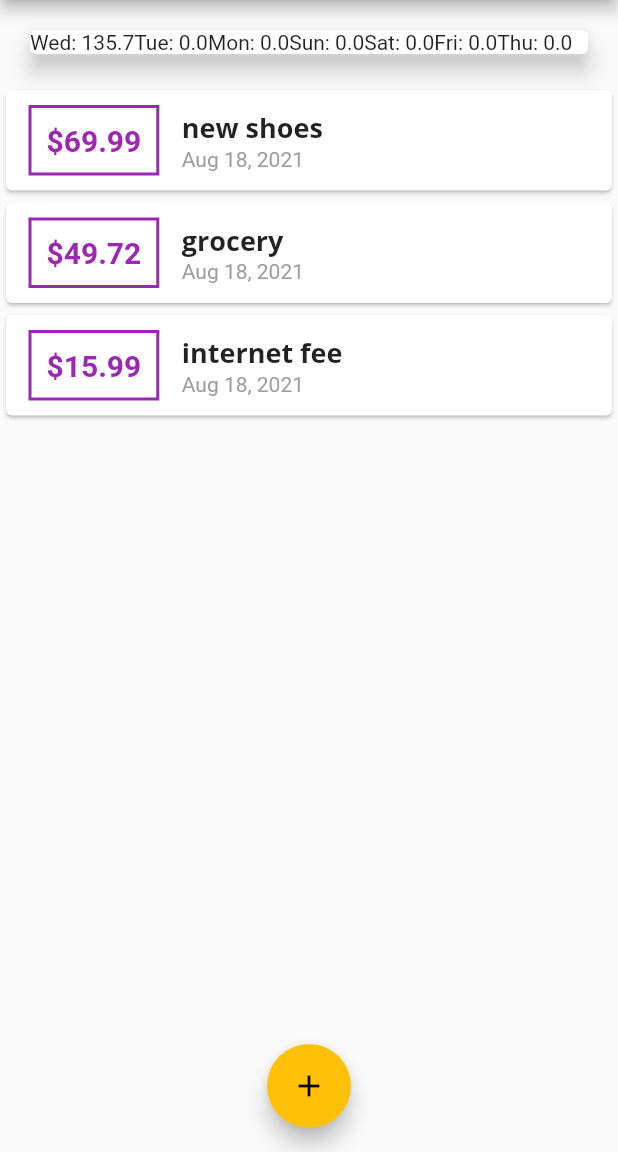
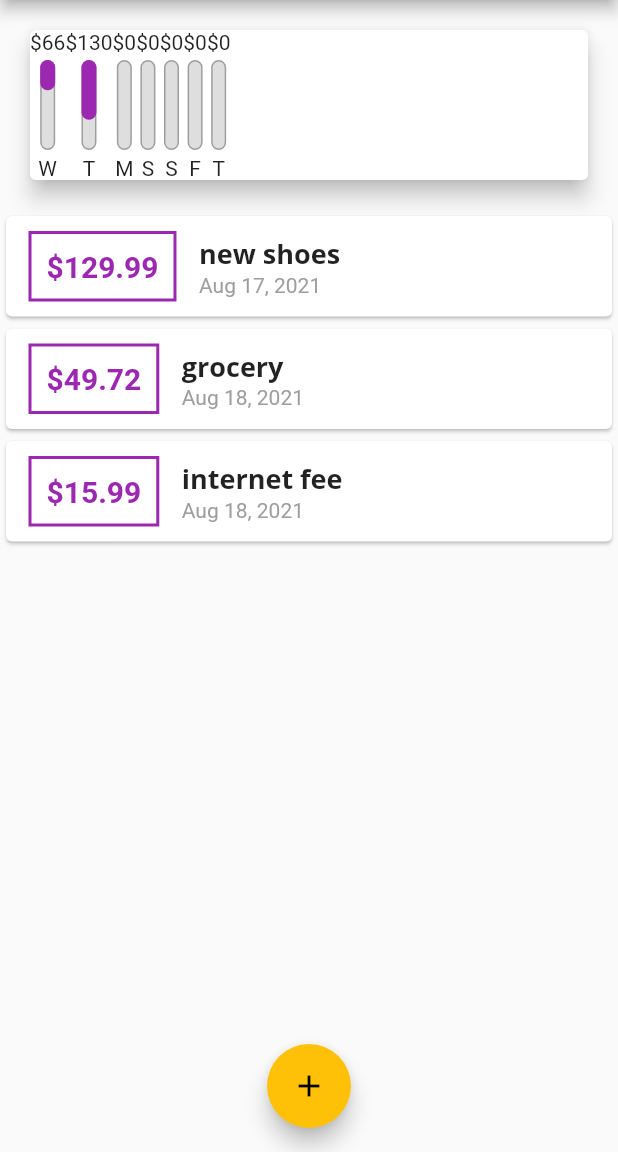
Before and after one commit to Bouchemel-Nasreddine/peronal_expenses_tracker, a Flutter app: the screen it shows after launch, on a phone screen of 412 x 824 dp, the part 84-1236 px from its top. Run offline on Flutter 3.47's test engine with Material 2 defaults, Android fonts, the phone set to English and light mode, and no system bars.

Commit message:
implementing chart logic

```diff
--- a/lib/main.dart
+++ b/lib/main.dart
@@ -45,8 +45,8 @@ class _MyHomePageState extends State<MyHomePage> {
     Transaction(
       id: ('t1'),
       title: 'new shoes',
-      amount: 69.99,
-      date: DateTime.now(),
+      amount: 129.99,
+      date: DateTime.utc(2021, 08, 17),
     ),
     Transaction(
       id: ('t2'),
--- a/lib/widgets/chart.dart
+++ b/lib/widgets/chart.dart
@@ -1,6 +1,7 @@
 import 'package:flutter/material.dart';
 import 'package:intl/intl.dart';
 import 'package:peronal_expenses_tracker/models/transaction.dart';
+import 'package:peronal_expenses_tracker/widgets/chart_bar.dart';
 
 class Chart extends StatelessWidget {
   final List<Transaction> recentTransactions;
@@ -15,8 +16,10 @@ class Chart extends StatelessWidget {
       margin: EdgeInsets.all(20),
       child: Row(
         children: groupedTransactionsValues.map((data) {
-          return Text(
-            '${data['day']}: ${data['amount']}',
+          return ChartBar(
+            (data['day'] as String),
+            (data['amount'] as double),
+            totalsSpending == 0.0 ? 0.0 : (data['amount'] as double) / totalsSpending,
           );
         }).toList(),
       ),
@@ -37,13 +40,16 @@ class Chart extends StatelessWidget {
           totalSum += recentTransactions[i].amount;
       }
 
-      print(DateFormat.E().format(weekDay));
-      print(totalSum);
-
       return {
-        'day': DateFormat.E().format(weekDay),
+        'day': DateFormat.E().format(weekDay).substring(0, 1),
         'amount': totalSum,
       };
     });
   }
+
+  double get totalsSpending {
+    return groupedTransactionsValues.fold(0.0, (previousValue, element) {
+      return previousValue + (element['amount'] as double);
+    });
+  }
 }
--- /dev/null
+++ b/lib/widgets/chart_bar.dart
@@ -0,0 +1,50 @@
+import 'package:flutter/material.dart';
+
+class ChartBar extends StatelessWidget {
+  final String label;
+  final double spendingAmount;
+  final double spendingPctOfTotal;
+
+  ChartBar(this.label, this.spendingAmount, this.spendingPctOfTotal);
+
+  @override
+  Widget build(BuildContext context) {
+    return Column(
+      children: [
+        Text('\$${spendingAmount.toStringAsFixed(0)}'),
+        SizedBox(
+          height: 4,
+        ),
+        Container(
+          height: 60,
+          width: 10,
+          child: Stack(
+            children: [
+              Container(
+                decoration: BoxDecoration(
+                  border: Border.all(color: Colors.grey, width: 1.0),
+                  color: Color.fromRGBO(222, 222, 222, 1),
+                  borderRadius: BorderRadius.circular(10),
+                ),
+              ),
+              FractionallySizedBox(
+                alignment: AlignmentDirectional.bottomCenter,
+                heightFactor: spendingPctOfTotal,
+                child: Container(
+                  decoration: BoxDecoration(
+                    color: Theme.of(context).primaryColor,
+                    borderRadius: BorderRadius.circular(10),
+                  ),
+                ),
+              ),
+            ],
+          ),
+        ),
+        SizedBox(
+          height: 4,
+        ),
+        Text(label),
+      ],
+    );
+  }
+}
```
